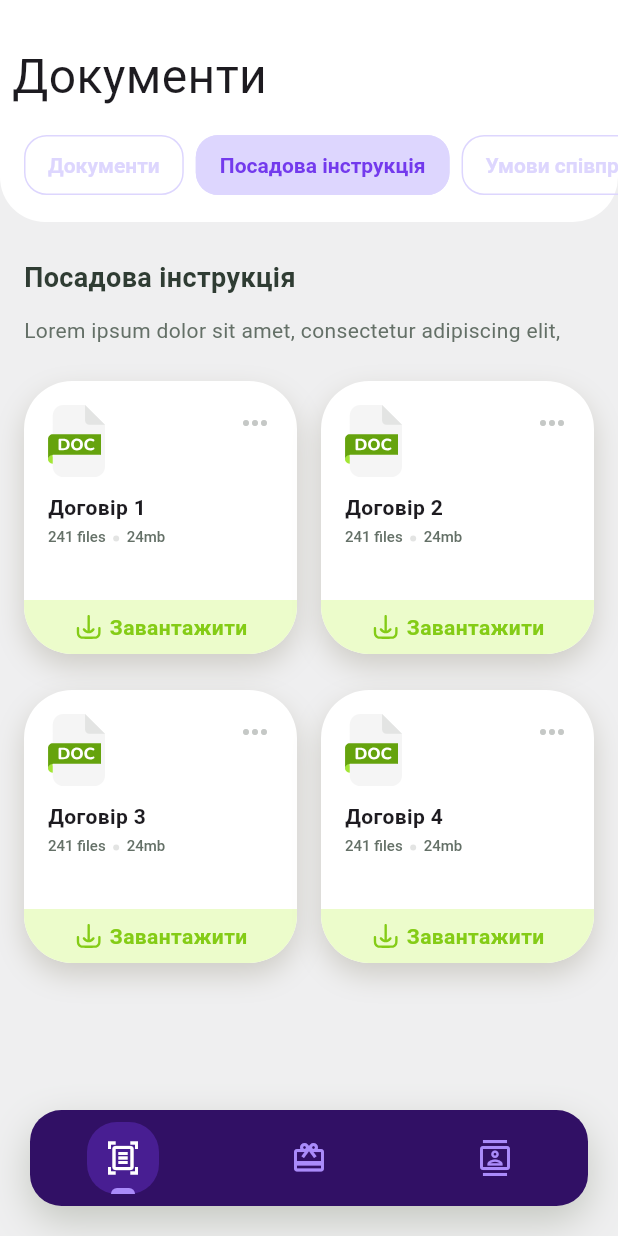
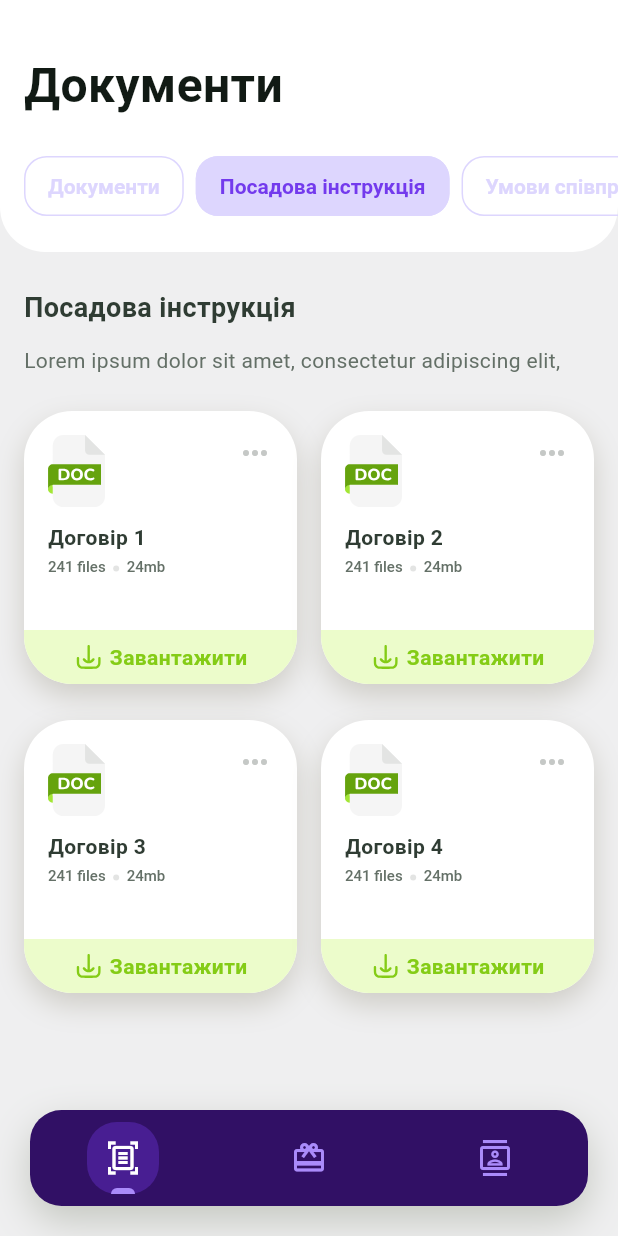
Before and after one commit to krida2000/your-doctor, a Flutter app: the screen it shows after launch, after a tap on "Посадова інструкція", on a phone screen of 412 x 824 dp. Run offline on Flutter 3.47's test engine with Material 3 defaults, Android fonts, the phone set to English and light mode, and no system bars; our stand-ins replace flutter_markdown, flutter_svg, get.

Commit message:
Improve theme

```diff
--- a/lib/main.dart
+++ b/lib/main.dart
@@ -16,7 +16,7 @@ class App extends StatelessWidget {
       theme: ThemeData(
         colorScheme: ColorScheme.fromSeed(seedColor: Colors.deepPurple),
         useMaterial3: true,
-        extensions: const [Style()],
+        extensions: [Style.light()],
       ),
       debugShowCheckedModeBanner: false,
       home: const HomePage(),
--- a/lib/theme.dart
+++ b/lib/theme.dart
@@ -1,40 +1,171 @@
 import 'package:flutter/material.dart';
 
 class Style extends ThemeExtension<Style> {
-  const Style({this.fonts = const Fonts()});
+  Style._({
+    required this.fonts,
+    required this.palette,
+  });
 
-  final Fonts fonts;
+  Style.light({
+    this.palette = const Palette.light(),
+  }) {
+    fonts = Fonts(
+      onPrimary: palette.onPrimary,
+      onPrimaryContract: palette.onPrimaryContract,
+      onPrimaryContracten: palette.onPrimaryContracten,
+    );
+  }
+
+  late final Fonts fonts;
+
+  final Palette palette;
 
   @override
-  ThemeExtension<Style> copyWith({Fonts? fonts}) {
-    return Style(fonts: fonts ?? this.fonts);
+  ThemeExtension<Style> copyWith({Fonts? fonts, Palette? palette}) {
+    return Style._(
+      fonts: fonts ?? this.fonts,
+      palette: palette ?? this.palette,
+    );
   }
 
   @override
-  ThemeExtension<Style> lerp(covariant ThemeExtension<Style>? other, double t) {
-    // TODO: implement lerp.
-    return Style(fonts: fonts);
+  ThemeExtension<Style> lerp(ThemeExtension<Style>? other, double t) {
+    if (other is! Style) {
+      return this;
+    }
+
+    return Style._(
+      fonts: fonts.lerp(other.fonts, t),
+      palette: palette.lerp(other.palette, t),
+    );
   }
 }
 
 class Fonts {
-  const Fonts();
+  Fonts({
+    required Color onPrimary,
+    required Color onPrimaryContract,
+    required Color onPrimaryContracten,
+  })  : _onPrimary = onPrimary,
+        _onPrimaryContract = onPrimaryContract,
+        _onPrimaryContracten = onPrimaryContracten;
 
-  TextStyle get xsBold => const TextStyle(
+  final Color _onPrimary;
+
+  final Color _onPrimaryContract;
+
+  final Color _onPrimaryContracten;
+
+  final TextStyle headlineSBold = const TextStyle(
+    fontFamily: 'Roboto',
+    fontSize: 32,
+    fontWeight: FontWeight.w700,
+  );
+
+  final TextStyle text = const TextStyle(fontFamily: 'Roboto');
+
+  final TextStyle textSBold = const TextStyle(
+    fontFamily: 'Roboto',
+    fontSize: 18,
+    fontWeight: FontWeight.w700,
+  );
+
+  final TextStyle textXsBold = const TextStyle(
     fontFamily: 'Roboto',
     fontSize: 14,
     fontWeight: FontWeight.w700,
   );
 
-  TextStyle get xsSemiBold => const TextStyle(
+  final TextStyle textXsSemiBold = const TextStyle(
     fontFamily: 'Roboto',
     fontSize: 14,
     fontWeight: FontWeight.w600,
   );
 
-  TextStyle get xxsMedium => const TextStyle(
+  final TextStyle textXxsMedium = const TextStyle(
     fontFamily: 'Roboto',
     fontSize: 10,
     fontWeight: FontWeight.w500,
   );
+
+  late final TextStyle headlineSBoldContracten = headlineSBold.copyWith(
+    color: _onPrimaryContracten,
+  );
+
+  late final TextStyle textOnPrimary = text.copyWith(
+    color: _onPrimary,
+  );
+
+  late final TextStyle textSBoldContract = textSBold.copyWith(
+    color: _onPrimaryContract,
+  );
+
+  late final TextStyle textXsBoldContract = textXsBold.copyWith(
+    color: _onPrimaryContract,
+  );
+
+  late final TextStyle textXxsMediumOnPrimary = textXxsMedium.copyWith(
+    color: _onPrimary,
+  );
+
+  Fonts lerp(Fonts? other, double t) {
+    if (other is! Fonts) {
+      return this;
     }
+
+    return Fonts(
+      onPrimary:
+          Color.lerp(_onPrimary, other._onPrimary, t)!,
+      onPrimaryContract:
+          Color.lerp(_onPrimaryContract, other._onPrimaryContract, t)!,
+      onPrimaryContracten:
+          Color.lerp(_onPrimaryContracten, other._onPrimaryContracten, t)!,
+    );
+  }
+}
+
+class Palette {
+  const Palette._({
+    required this.primaryBackground,
+    required this.secondaryBackground,
+    required this.onPrimary,
+    required this.onPrimaryContract,
+    required this.onPrimaryContracten,
+  });
+
+  const Palette.light({
+    this.primaryBackground = const Color(0xFFF3F3F4),
+    this.secondaryBackground = const Color(0xFFFDFDFE),
+    this.onPrimary = const Color(0xFF647067),
+    this.onPrimaryContract = const Color(0xFF2F3C33),
+    this.onPrimaryContracten = const Color(0xFF111A14),
+  });
+
+  final Color primaryBackground;
+
+  final Color secondaryBackground;
+
+  final Color onPrimary;
+
+  final Color onPrimaryContract;
+
+  final Color onPrimaryContracten;
+
+  Palette lerp(Palette? other, double t) {
+    if (other is! Palette) {
+      return this;
+    }
+
+    return Palette._(
+      primaryBackground:
+          Color.lerp(primaryBackground, other.primaryBackground, t)!,
+      secondaryBackground:
+          Color.lerp(secondaryBackground, other.secondaryBackground, t)!,
+      onPrimary: Color.lerp(onPrimary, other.onPrimary, t)!,
+      onPrimaryContract:
+          Color.lerp(onPrimaryContract, other.onPrimaryContract, t)!,
+      onPrimaryContracten:
+          Color.lerp(onPrimaryContracten, other.onPrimaryContracten, t)!,
+    );
+  }
+}
--- a/lib/ui/page/home/tab/documents/tab/documents.dart
+++ b/lib/ui/page/home/tab/documents/tab/documents.dart
@@ -2,6 +2,7 @@ import 'package:flutter/material.dart';
 
 import '../widget/document.dart';
 import '/domain/document.dart';
+import '/theme.dart';
 
 class DocumentsView extends StatelessWidget {
   const DocumentsView({
@@ -16,6 +17,8 @@ class DocumentsView extends StatelessWidget {
 
   @override
   Widget build(BuildContext context) {
+    final Style style = Theme.of(context).extension<Style>()!;
+
     return Padding(
       padding: const EdgeInsets.symmetric(horizontal: 16),
       child: Column(
@@ -27,19 +30,15 @@ class DocumentsView extends StatelessWidget {
           if (title != null) ...[
             Text(
               title!,
-              style: const TextStyle(
-                color: Color(0xFF2F3C33),
-                fontSize: 18,
-                fontWeight: FontWeight.w700,
-              ),
+              style: style.fonts.textSBoldContract,
             ),
             const SizedBox(
               height: 12,
             )
           ],
-          const Text(
+          Text(
             'Lorem ipsum dolor sit amet, consectetur adipiscing elit,',
-            style: TextStyle(color: Color(0xFF647067)),
+            style: style.fonts.textOnPrimary,
           ),
           const SizedBox(
             height: 24,
--- a/lib/ui/page/home/tab/documents/view.dart
+++ b/lib/ui/page/home/tab/documents/view.dart
@@ -24,7 +24,7 @@ class DocumentsTab extends StatelessWidget {
             TabAppBar(
               title: 'Документи',
               trailing: Padding(
-                padding: const EdgeInsets.symmetric(vertical: 8),
+                padding: const EdgeInsets.only(bottom: 14),
                 child: SizedBox(
                   height: 40,
                   child: SingleChildScrollView(
@@ -39,7 +39,7 @@ class DocumentsTab extends StatelessWidget {
                               selected: c.page.value == 0,
                               child: Text(
                                 'Документи',
-                                style: style.fonts.xsSemiBold,
+                                style: style.fonts.textXsSemiBold,
                               ),
                             ),
                           ),
@@ -50,7 +50,7 @@ class DocumentsTab extends StatelessWidget {
                               selected: c.page.value == 1,
                               child: Text(
                                 'Посадова інструкція',
-                                style: style.fonts.xsSemiBold,
+                                style: style.fonts.textXsSemiBold,
                               ),
                             ),
                           ),
@@ -61,7 +61,7 @@ class DocumentsTab extends StatelessWidget {
                               selected: c.page.value == 2,
                               child: Text(
                                 'Умови співпраці',
-                                style: style.fonts.xsSemiBold,
+                                style: style.fonts.textXsSemiBold,
                               ),
                             ),
                           ),
--- a/lib/ui/page/home/tab/documents/widget/document.dart
+++ b/lib/ui/page/home/tab/documents/widget/document.dart
@@ -53,12 +53,10 @@ class DocumentView extends StatelessWidget {
                   ],
                 ),
                 const SizedBox(height: 10),
-                Text(document.name, style: style.fonts.xsBold),
+                Text(document.name, style: style.fonts.textXsBoldContract),
                 const SizedBox(height: 4),
                 DefaultTextStyle(
-                  style: style.fonts.xxsMedium.copyWith(
-                    color: const Color(0xFF647067),
-                  ),
+                  style: style.fonts.textXxsMediumOnPrimary,
                   child: Row(
                     crossAxisAlignment: CrossAxisAlignment.center,
                     children: [
--- a/lib/ui/page/home/widget/app_bar.dart
+++ b/lib/ui/page/home/widget/app_bar.dart
@@ -1,4 +1,6 @@
 import 'package:flutter/material.dart';
+
+import '/theme.dart';
 
 class TabAppBar extends StatelessWidget {
   const TabAppBar({super.key, required this.title, this.trailing});
@@ -9,6 +11,8 @@ class TabAppBar extends StatelessWidget {
 
   @override
   Widget build(BuildContext context) {
+    final Style style = Theme.of(context).extension<Style>()!;
+
     return Container(
       decoration: const BoxDecoration(
         color: Colors.white,
@@ -22,16 +26,16 @@ class TabAppBar extends StatelessWidget {
           mainAxisSize: MainAxisSize.min,
           crossAxisAlignment: CrossAxisAlignment.start,
           children: [
-            const SizedBox(height: 20),
+            const SizedBox(height: 34),
             Padding(
-              padding: const EdgeInsets.all(8.0),
+              padding: const EdgeInsets.only(left: 16),
               child: Text(
                 title,
-                style: const TextStyle(fontSize: 32),
+                style: style.fonts.headlineSBoldContracten,
                 maxLines: 2,
               ),
             ),
-            if (trailing != null) trailing!,
+            if (trailing != null) ...[const SizedBox(height: 24), trailing!],
             const SizedBox(height: 10),
           ],
         ),
```
Lines whose indentation alone changed are shown as unchanged.
